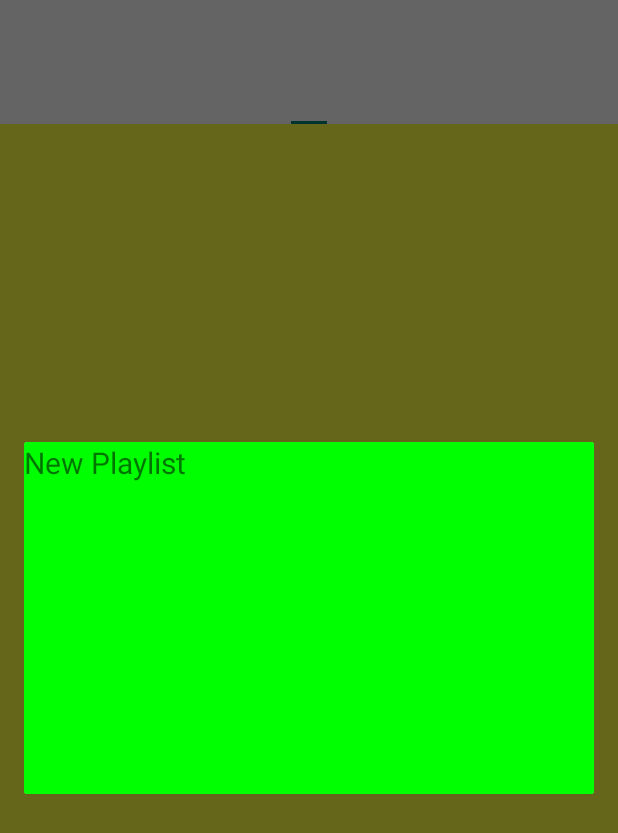
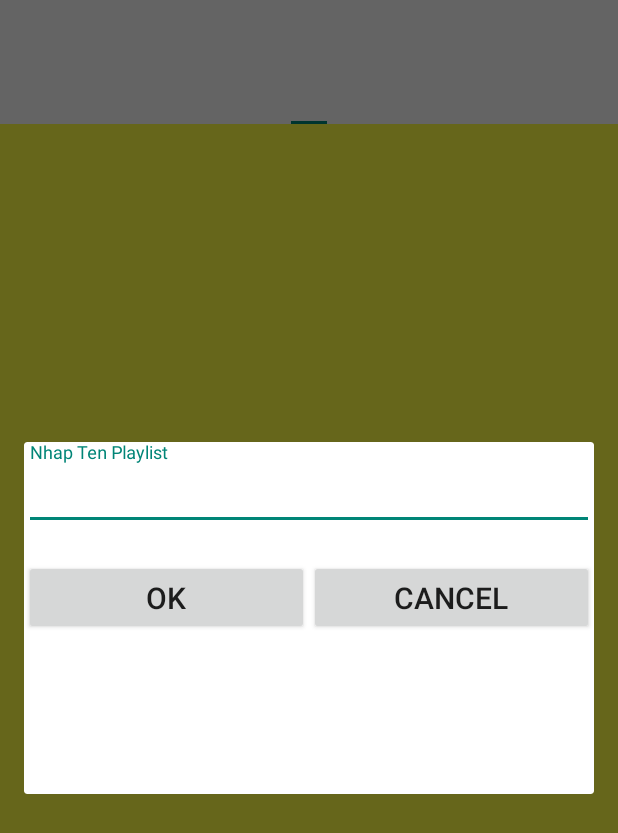
Before and after one commit to tSPeXAGnFtqzFTcbnTrjVPZPJnPJCDasfqEtrgO/TestMedia, an Android app: the fragment ShowPlaylistDialog placed in its activity, after a tap on "New Playlist", on a phone screen of 412 x 824 dp. Shown: the top 833 px of the screen. Run offline under Robolectric (Android 15) with nearby library versions, the phone set to English and light mode, and no system bars; our stand-ins replace ButterKnife; 1 statement that could not run was skipped.

Commit message:
add: add song to playlist, add new playlist

```diff
--- /dev/null
+++ b/TestMediaApp/app/src/main/java/com/example/phamngocan/testmediaapp/dialog/ShowAddPlaylistDialog.java
@@ -0,0 +1,112 @@
+package com.example.phamngocan.testmediaapp.dialog;
+
+import android.app.Dialog;
+import android.content.Context;
+import android.os.Bundle;
+import android.support.annotation.NonNull;
+import android.support.annotation.Nullable;
+import android.support.constraint.ConstraintLayout;
+import android.support.design.widget.TextInputEditText;
+import android.support.design.widget.TextInputLayout;
+import android.support.v4.app.DialogFragment;
+import android.view.LayoutInflater;
+import android.view.View;
+import android.view.ViewGroup;
+import android.view.Window;
+import android.widget.Button;
+import android.widget.EditText;
+
+import com.example.phamngocan.testmediaapp.Instance;
+import com.example.phamngocan.testmediaapp.R;
+import com.example.phamngocan.testmediaapp.function.MusicPlayer;
+import com.example.phamngocan.testmediaapp.function.ShowLog;
+import com.example.phamngocan.testmediaapp.model.Playlist;
+import com.example.phamngocan.testmediaapp.model.Song;
+
+import java.util.ArrayList;
+
+import butterknife.BindView;
+import butterknife.ButterKnife;
+
+public class ShowAddPlaylistDialog extends DialogFragment {
+
+    @BindView(R.id.layout_add_playlist)
+    ConstraintLayout layout;
+    @BindView(R.id.input_layout)
+    TextInputLayout inputLayout;
+    @BindView(R.id.edit_add_playlist)
+    TextInputEditText edit_playlist;
+    @BindView(R.id.btn_ok)
+    Button btnOk;
+    @BindView(R.id.btn_cancel)
+    Button btnCancel;
+
+    private static final String keySongArr = "key_song_arr";
+
+    private ArrayList<Song> mSongs;
+
+    public static ShowAddPlaylistDialog newInstance(ArrayList<Song> songs) {
+        ShowAddPlaylistDialog dialog = new ShowAddPlaylistDialog();
+
+        Bundle bundle = new Bundle();
+        bundle.putSerializable(keySongArr, songs);
+
+        dialog.setArguments(bundle);
+        return dialog;
+    }
+
+    @Nullable
+    @Override
+    public View onCreateView(@NonNull LayoutInflater inflater, @Nullable ViewGroup container, @Nullable Bundle savedInstanceState) {
+        View view = inflater.inflate(R.layout.item_dialog_add_playlist, container, false);
+        ButterKnife.bind(this, view);
+
+        init();
+        return view;
+    }
+
+    @NonNull
+    @Override
+    public Dialog onCreateDialog(Bundle savedInstanceState) {
+        Dialog dialog = super.onCreateDialog(savedInstanceState);
+        dialog.requestWindowFeature(Window.FEATURE_NO_TITLE);
+        dialog.setCanceledOnTouchOutside(false);
+
+        return dialog;
+    }
+
+
+    @Override
+    public void onStart() {
+        super.onStart();
+
+        Dialog dialog = getDialog();
+        if (dialog != null) {
+            getDialog().getWindow().setLayout(ViewGroup.LayoutParams.MATCH_PARENT, 400);
+
+        }
+    }
+
+    private void init() {
+        mSongs = (ArrayList<Song>) getArguments().getSerializable(keySongArr);
+
+        btnCancel.setOnClickListener(v -> {
+            getDialog().dismiss();
+        });
+        btnOk.setOnClickListener(v -> {
+            String s = edit_playlist.getText().toString();
+            if (s != null && s.length() > 0) {
+                int id = MusicPlayer.createPlaylist(getContext(), s);
+                ShowLog.logInfo("id create", id );
+                if (id == -1) {
+                    inputLayout.setError("Playlist da ton tai");
+                } else {
+                    Instance.playlists.add(new Playlist(id, 1, s));
+                    Instance.playlists.get(Instance.playlists.size() - 1).
+                            addSongArray(getContext(), mSongs);
+                    getDialog().dismiss();
+                }
+            }
+        });
+    }
+}
--- a/TestMediaApp/app/src/main/java/com/example/phamngocan/testmediaapp/dialog/ShowPlaylistDialog.java
+++ b/TestMediaApp/app/src/main/java/com/example/phamngocan/testmediaapp/dialog/ShowPlaylistDialog.java
@@ -7,16 +7,12 @@ import android.support.annotation.Nullable;
 import android.support.v4.app.DialogFragment;
 import android.support.v7.widget.LinearLayoutManager;
 import android.support.v7.widget.RecyclerView;
-import android.text.Layout;
 import android.view.LayoutInflater;
 import android.view.View;
 import android.view.ViewGroup;
 import android.view.Window;
-import android.webkit.WebSettings;
-import android.widget.LinearLayout;
 
 import com.example.phamngocan.testmediaapp.Instance;
-import com.example.phamngocan.testmediaapp.PlayerActivity;
 import com.example.phamngocan.testmediaapp.R;
 import com.example.phamngocan.testmediaapp.adapter.PlaylistAdapter;
 import com.example.phamngocan.testmediaapp.function.ShowLog;
@@ -38,9 +34,23 @@ public class ShowPlaylistDialog extends DialogFragment {
 
     PlaylistAdapter.ItemClick itemClick;
 
-    private static final String keySong = "key_song";
+    private static final String keySongId = "key_song";
+    private static final String keySongArr = "key_song_arr";
+
+    long[] ids;
+    private ArrayList<Song> mSongs;
 
 
+    public static ShowPlaylistDialog newInstance(ArrayList<Song> songs){
+        ShowPlaylistDialog dialog = new ShowPlaylistDialog();
+
+        Bundle bundle = new Bundle();
+        bundle.putSerializable(keySongArr,songs );
+        dialog.setArguments(bundle);
+
+        return dialog;
+
+    }
     public static void newInstance(Song song) {
 
         long[] id = new long[1];
@@ -49,10 +59,11 @@ public class ShowPlaylistDialog extends DialogFragment {
     }
 
     public static ShowPlaylistDialog newInstance(long[] id) {
+        ShowLog.logInfo("show pp","newInstance ");
         ShowPlaylistDialog dialog = new ShowPlaylistDialog();
 
         Bundle bundle = new Bundle();
-        bundle.putLongArray(keySong, id);
+        bundle.putLongArray(keySongId, id);
         dialog.setArguments(bundle);
 
         return dialog;
@@ -73,6 +84,7 @@ public class ShowPlaylistDialog extends DialogFragment {
     @NonNull
     @Override
     public Dialog onCreateDialog(Bundle savedInstanceState) {
+        ShowLog.logInfo("show pp","onCreateDialog ");
         Dialog dialog = super.onCreateDialog(savedInstanceState);
         dialog.requestWindowFeature(Window.FEATURE_NO_TITLE);
         return dialog;
@@ -80,16 +92,19 @@ public class ShowPlaylistDialog extends DialogFragment {
 
     @Override
     public void onStart() {
+        ShowLog.logInfo("show pp","onStart ");
         super.onStart();
 
         Dialog dialog = getDialog();
         if(dialog!=null){
-            dialog.getWindow().setLayout(ViewGroup.LayoutParams.MATCH_PARENT, 400);
+            dialog.getWindow().setLayout(ViewGroup.LayoutParams.MATCH_PARENT, 500);
         }
     }
 
     private void init(){
-        int id = getArguments().getInt(keySong);
+        //ids = getArguments().getLongArray(keySongId);
+        //int id = getArguments().getInt(keySongId);
+        mSongs = (ArrayList<Song>) getArguments().getSerializable(keySongArr);
         setItemClick();
 
 
@@ -109,10 +124,14 @@ public class ShowPlaylistDialog extends DialogFragment {
         itemClick = (view, position) -> {
             ShowLog.logInfo("adapter pp click",position );
             if (position == 0) {
+                ShowAddPlaylistDialog.newInstance(mSongs)
+                        .show(getActivity().getSupportFragmentManager(),"add Playlist" );
+            } else {
+                Instance.playlists.get(position-1).addSongArray(getContext(),mSongs);
+            }
+            getDialog().cancel();
+            getDialog().dismiss();
 
-            } else {
-
-            }
         };
     }
 }
--- a/TestMediaApp/app/src/main/java/com/example/phamngocan/testmediaapp/fragment/ListMusicFragment.java
+++ b/TestMediaApp/app/src/main/java/com/example/phamngocan/testmediaapp/fragment/ListMusicFragment.java
@@ -4,7 +4,6 @@ import android.os.Bundle;
 import android.support.annotation.NonNull;
 import android.support.annotation.Nullable;
 import android.support.v4.app.Fragment;
-import android.support.v4.content.res.TypedArrayUtils;
 import android.support.v7.widget.LinearLayoutManager;
 import android.support.v7.widget.RecyclerView;
 import android.view.LayoutInflater;
@@ -18,11 +17,11 @@ import com.example.phamngocan.testmediaapp.R;
 import com.example.phamngocan.testmediaapp.adapter.ListMusicAdapter;
 import com.example.phamngocan.testmediaapp.dialog.ShowPlaylistDialog;
 import com.example.phamngocan.testmediaapp.function.ShowLog;
+import com.example.phamngocan.testmediaapp.model.Song;
 
 import org.apache.commons.lang3.ArrayUtils;
 
 import java.util.ArrayList;
-import java.util.Arrays;
 
 import butterknife.BindView;
 import butterknife.ButterKnife;
@@ -46,7 +45,7 @@ public class ListMusicFragment extends Fragment {
     ListMusicAdapter.OnLongClickListener onLongClickListener;
     ListMusicAdapter.OnClickListener  onClickListener;
 
-    ArrayList<Long> ids = new ArrayList<>();
+    ArrayList<Song> songs = new ArrayList<>();
 
     @Nullable
     @Override
@@ -72,10 +71,11 @@ public class ListMusicFragment extends Fragment {
             }else {
                 btnEdit.setVisibility(View.GONE);
             }
-            ids.clear();
+            songs.clear();
             for(int i=0;i<Instance.songList.size();i++){
                 if(checkList.get(i)){
-                    ids.add(Instance.songList.get(i).getId());
+                    //songs.add(Instance.songList.get(i).getId());
+                    songs.add(Instance.songList.get(i));
                 }
             }
             ShowLog.logInfo("click fragment", position);
@@ -104,10 +104,13 @@ public class ListMusicFragment extends Fragment {
 
     private void setClick() {
         btnAdd.setOnClickListener(v -> {
-            Long[] idsArr;
-            idsArr = ids.toArray(new Long[0]);
-            ShowPlaylistDialog.newInstance(ArrayUtils.toPrimitive(idsArr))
-                    .show(getActivity().getSupportFragmentManager(),"ls" );
+
+//            idsArr = songs.toArray(new Long[0]);
+//            ShowPlaylistDialog.newInstance(ArrayUtils.toPrimitive(idsArr))
+//                    .show(getActivity().getSupportFragmentManager(),"ls" );
+            ShowPlaylistDialog.newInstance(songs)
+                    .show(getActivity().getSupportFragmentManager(),"xx" );
+
             musicAdapter.callAddToPlaylist();
         });
         btnApply.setOnClickListener(v -> {
--- a/TestMediaApp/app/src/main/java/com/example/phamngocan/testmediaapp/function/MusicPlayer.java
+++ b/TestMediaApp/app/src/main/java/com/example/phamngocan/testmediaapp/function/MusicPlayer.java
@@ -40,10 +40,11 @@ public class MusicPlayer {
 
             ShowLog.logInfo("putting",ids[i] );
         }
+        context.getContentResolver().delete(uri,null , null);
         context.getContentResolver().bulkInsert(uri,values );
     }
 
-    public static long createPlaylist(Context context, String name) {
+    public static int createPlaylist(Context context, String name) {
 
         if (name != null && name.length() > 0) {
             String where = MediaStore.Audio.Playlists.NAME + " = ? ";
@@ -61,7 +62,7 @@ public class MusicPlayer {
                 values.put(MediaStore.Audio.Playlists.NAME, name);
                 Uri uri = context.getContentResolver().insert(MediaStore.Audio.Playlists.EXTERNAL_CONTENT_URI,
                         values);
-                return Long.parseLong(uri.getLastPathSegment());
+                return Integer.parseInt(uri.getLastPathSegment());
 
             }
         }
--- a/TestMediaApp/app/src/main/java/com/example/phamngocan/testmediaapp/loader/PlaylistSongLoader.java
+++ b/TestMediaApp/app/src/main/java/com/example/phamngocan/testmediaapp/loader/PlaylistSongLoader.java
@@ -7,6 +7,7 @@ import android.provider.MediaStore;
 import com.example.phamngocan.testmediaapp.model.Song;
 
 import java.util.ArrayList;
+import java.util.HashMap;
 
 public class PlaylistSongLoader {
     public static ArrayList<Song> getSongFromPlaylist(Context context, long playlistId) {
@@ -18,6 +19,7 @@ public class PlaylistSongLoader {
                 String songName,artist;
 
                 id = cursor.getInt(cursor.getColumnIndexOrThrow(MediaStore.Audio.Playlists.Members.AUDIO_ID));
+
                 songs.add(new Song(cursor,songs.size()));
 
             } while (cursor.moveToNext());
--- a/TestMediaApp/app/src/main/java/com/example/phamngocan/testmediaapp/model/Song.java
+++ b/TestMediaApp/app/src/main/java/com/example/phamngocan/testmediaapp/model/Song.java
@@ -1,11 +1,14 @@
 package com.example.phamngocan.testmediaapp.model;
 
 import android.database.Cursor;
+import android.os.Parcelable;
 import android.provider.MediaStore;
 
 import com.example.phamngocan.testmediaapp.function.ConvertLanguage;
 
-public class Song {
+import java.io.Serializable;
+
+public class Song implements Serializable {
 
     private String nameVi,path,artistName,albumName,nameEn;
     private String nameSearch;
--- /dev/null
+++ b/TestMediaApp/app/src/main/res/layout/item_dialog_add_playlist.xml
@@ -0,0 +1,46 @@
+<?xml version="1.0" encoding="utf-8"?>
+<android.support.constraint.ConstraintLayout
+    android:id="@+id/layout_add_playlist"
+    xmlns:android="http://schemas.android.com/apk/res/android"
+    android:layout_width="match_parent"
+    android:layout_height="match_parent"
+    xmlns:app="http://schemas.android.com/apk/res-auto">
+
+
+    <android.support.design.widget.TextInputLayout
+        android:id="@+id/input_layout"
+        android:layout_width="match_parent"
+        android:layout_height="wrap_content"
+        app:layout_constraintTop_toTopOf="parent"
+        app:layout_constraintRight_toLeftOf="parent">
+    <android.support.design.widget.TextInputEditText
+        android:id="@+id/edit_add_playlist"
+        android:hint="Nhap Ten Playlist"
+        android:textSize="20sp"
+        android:singleLine="true"
+        android:layout_width="match_parent"
+        android:layout_height="wrap_content"
+        app:layout_constraintTop_toTopOf="parent"
+        app:layout_constraintLeft_toLeftOf="parent" />
+    </android.support.design.widget.TextInputLayout>n
+
+    <Button
+        android:layout_marginTop="20dp"
+        android:id="@+id/btn_ok"
+        android:text="Ok"
+        android:textSize="20sp"
+        android:layout_width="0dp"
+        android:layout_height="50dp"
+        app:layout_constraintTop_toBottomOf="@id/input_layout"
+        app:layout_constraintLeft_toLeftOf="parent"
+        app:layout_constraintRight_toLeftOf="@id/btn_cancel"/>
+    <Button
+        android:id="@+id/btn_cancel"
+        android:text="Cancel"
+        android:textSize="20sp"
+        android:layout_width="0dp"
+        android:layout_height="50dp"
+        app:layout_constraintTop_toTopOf="@id/btn_ok"
+        app:layout_constraintLeft_toRightOf="@id/btn_ok"
+        app:layout_constraintRight_toRightOf="parent"/>
+</android.support.constraint.ConstraintLayout>
--- a/TestMediaApp/app/src/main/res/layout/layout_dialog_playlist.xml
+++ b/TestMediaApp/app/src/main/res/layout/layout_dialog_playlist.xml
@@ -11,7 +11,7 @@
     <android.support.v7.widget.RecyclerView
         android:id="@+id/recycle_playlist"
         android:layout_width="match_parent"
-        android:layout_height="200dp"
+        android:layout_height="match_parent"
         app:layout_constraintLeft_toLeftOf="parent"
         app:layout_constraintTop_toTopOf="parent" />
 </android.support.constraint.ConstraintLayout>
```
Also changed, not shown: TestMediaApp/app/src/main/java/com/example/phamngocan/testmediaapp/model/Playlist.java (+27 -0 lines).
